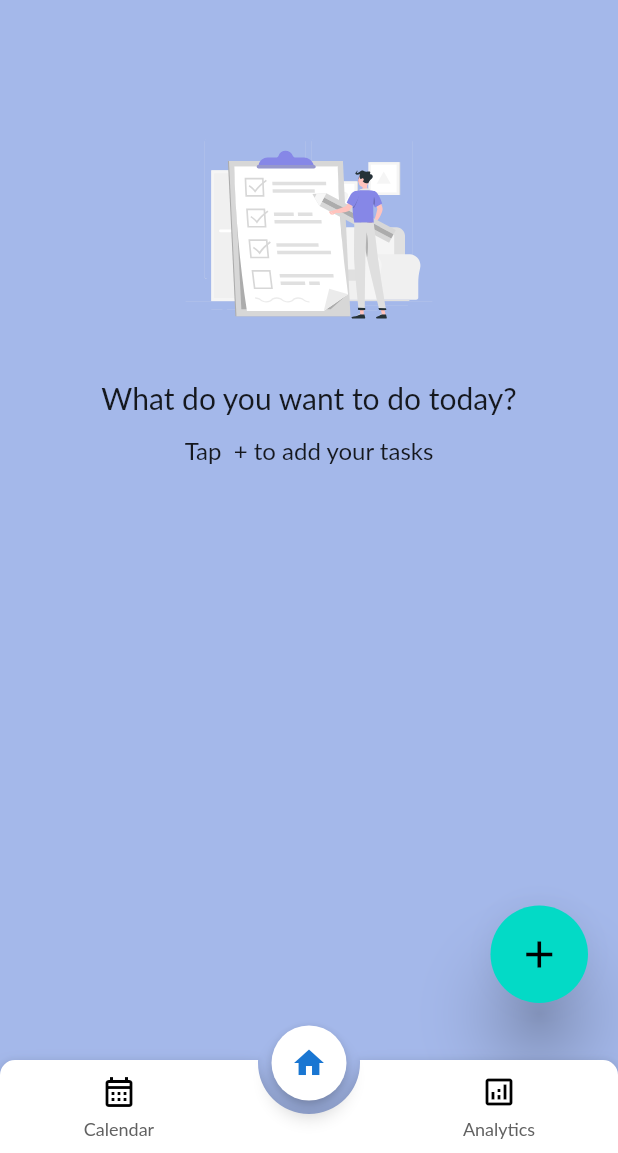
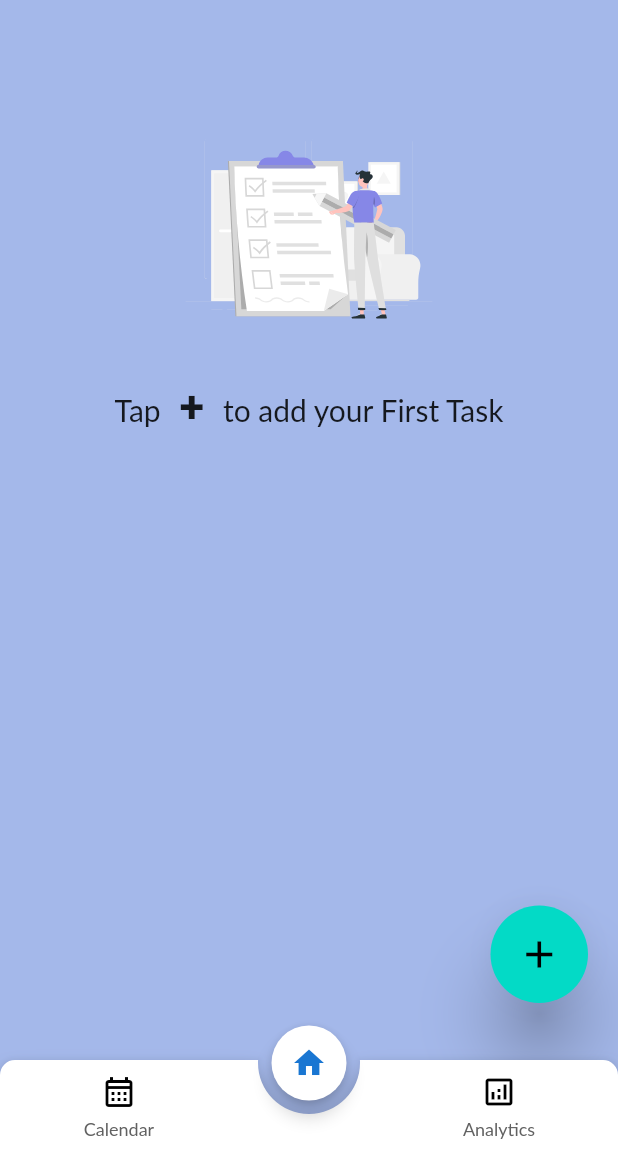
Before and after one commit to SaqibWani273/to_do_list, a Flutter app: the screen it shows once a user with an empty profile is signed in, on a phone screen of 412 x 824 dp, the part 83-1236 px from its top. Run offline on Flutter 3.47's test engine with Material 2 defaults, Android fonts, the phone set to English and light mode, and no system bars; drawn by our look-alikes of animated_notch_bottom_bar; our stand-ins replace cached_network_image, country_picker, firebase_auth, firebase_core, flutter_native_splash, flutter_riverpod and 3 more; accounts and stored records are empty; Roboto replaces fonts that are missing (Lato).

Commit message:
added tasks to home screen

```diff
--- a/lib/main.dart
+++ b/lib/main.dart
@@ -8,7 +8,6 @@ import 'package:to_do_list/constants/firebase_files/firebase_options.dart';
 import 'package:to_do_list/constants/theme/custom_theme.dart';
 
 import 'package:to_do_list/view/screens/dashboard_screen.dart';
-import 'package:to_do_list/view/screens/onboard/on_board_screen2.dart';
 
 import 'view/screens/auth_screen.dart';
 import 'view/screens/onboard/onBoardScreen1.dart';
--- a/lib/utility/auth.dart
+++ b/lib/utility/auth.dart
@@ -16,8 +16,8 @@ void registerUser(String phoneNumber, BuildContext context,
       verificationCompleted: (phoneAuthCredential) async {
         //to stop showing progress bar in ui
         ref.read(authProvider.notifier).toggleIsVerifying();
-        final userCredential =
-            await _auth.signInWithCredential(phoneAuthCredential);
+
+        await _auth.signInWithCredential(phoneAuthCredential);
       },
       verificationFailed: (error) {
         showError(ctx: context, msg: error.code);
--- a/lib/view/screens/dashboard_screen.dart
+++ b/lib/view/screens/dashboard_screen.dart
@@ -6,6 +6,7 @@ import 'package:to_do_list/view/screens/add_task_screen.dart';
 import '../../constants/image_constants.dart';
 import '../widgets/app_bar/custom_app_bar.dart';
 import '../widgets/custom_image_view.dart';
+import 'home_screen.dart';
 
 class DashboardScreen extends StatefulWidget {
   DashboardScreen({Key? key})
@@ -29,7 +30,7 @@ class _DashboardScreenState extends State<DashboardScreen> {
 
   @override
   Widget build(BuildContext context) {
-    final mediaQueryData = MediaQuery.of(context);
+    //final mediaQueryData = MediaQuery.of(context);
 
     return SafeArea(
       child: Scaffold(
@@ -40,7 +41,7 @@ class _DashboardScreenState extends State<DashboardScreen> {
           ),
           body: PageView(
             controller: _pageController,
-            children: [CalendarScreen(), HomeScreen1(), FocusScreen()],
+            children: [CalendarScreen(), HomeScreen(), FocusScreen()],
           ),
           extendBody:
               true, //This property is often useful when the [bottomNavigationBar]
@@ -77,71 +78,6 @@ class _DashboardScreenState extends State<DashboardScreen> {
   }
 }
 
-class HomeScreen1 extends StatelessWidget {
-  const HomeScreen1({super.key});
-
-  @override
-  Widget build(BuildContext context) {
-    return Stack(
-      //   alignment: Alignment.bottomLeft,
-      children: [
-        Container(
-          width: double.maxFinite,
-          padding: const EdgeInsets.only(
-            left: 52,
-            top: 68,
-            right: 52,
-          ),
-          child: Column(
-            children: [
-              CustomImageView(
-                svgPath: ImageConstant.imgChecklistrafiki,
-                height: MediaQuery.of(context).size.height * 0.2,
-                width: 227,
-              ),
-              const SizedBox(height: 14),
-              Text(
-                "What do you want to do today?",
-                style: Theme.of(context).textTheme.titleLarge,
-              ),
-              const SizedBox(height: 13),
-              Text(
-                "Tap  + to add your tasks",
-                style: Theme.of(context).textTheme.bodyLarge,
-              ),
-              const SizedBox(height: 13),
-            ],
-          ),
-          //    floatingActionButtonLocation: FloatingActionButtonLocation,
-        ),
-        Positioned(
-            bottom: 100,
-            right: 20,
-            height: 65,
-            width: 65,
-            child: FloatingActionButton(
-              elevation: 20,
-              child: Icon(
-                Icons.add,
-                size: 30,
-              ),
-              onPressed: () {
-                Navigator.push(
-                    context,
-                    MaterialPageRoute(
-                      builder: (context) => AddTaskScreen(
-                        onSave: (newTask) {
-                          print(newTask.toString());
-                        },
-                      ),
-                    ));
-              },
-            ))
-      ],
-    );
-  }
-}
-
 class CalendarScreen extends StatelessWidget {
   const CalendarScreen({super.key});
 
--- /dev/null
+++ b/lib/view/screens/home_screen.dart
@@ -0,0 +1,190 @@
+import 'package:flutter/material.dart';
+import 'package:flutter_riverpod/flutter_riverpod.dart';
+import 'package:to_do_list/constants/image_constants.dart';
+import 'package:to_do_list/view/screens/add_task_screen.dart';
+import 'package:to_do_list/view/widgets/custom_image_view.dart';
+import 'package:to_do_list/view_model/task_provider.dart';
+
+class HomeScreen extends ConsumerWidget {
+  const HomeScreen({super.key});
+
+  @override
+  Widget build(BuildContext context, WidgetRef ref) {
+    final taskList = ref.watch(taskProvider);
+
+    return Stack(
+      //   alignment: Alignment.bottomLeft,
+      children: [
+        taskList.isEmpty
+            ? Container(
+                width: double.maxFinite,
+                padding: const EdgeInsets.only(
+                  left: 52,
+                  top: 68,
+                  right: 52,
+                ),
+                child: Column(
+                  children: [
+                    CustomImageView(
+                      svgPath: ImageConstant.imgChecklistrafiki,
+                      height: MediaQuery.of(context).size.height * 0.2,
+                      width: 227,
+                    ),
+                    const SizedBox(height: 14),
+                    RichText(
+                      textAlign: TextAlign.center,
+                      text: TextSpan(
+                        style: Theme.of(context).textTheme.titleLarge,
+                        children: const [
+                          TextSpan(text: 'Tap '),
+                          TextSpan(
+                              text: ' + ',
+                              style: TextStyle(
+                                fontWeight: FontWeight.bold,
+                                fontSize: 30,
+                              )),
+                          TextSpan(text: ' to add your First Task'),
+                        ],
+                      ),
+                    ),
+                    const SizedBox(height: 13),
+                  ],
+                ),
+              )
+            : ListView(
+                children: taskList
+                    .map((task) => Card(
+                          color: Theme.of(context)
+                              .colorScheme
+                              .onBackground
+                              .withOpacity(0.05),
+                          child: Dismissible(
+                            key: Key(task.taskName),
+                            background: Container(
+                              color: Colors.red,
+                              alignment: Alignment.centerRight,
+                              padding: EdgeInsets.symmetric(horizontal: 20.0),
+                              child: Icon(
+                                Icons.delete,
+                                color: Colors.white,
+                              ),
+                            ),
+                            onDismissed: (direction) {
+                              // Handle task deletion here
+                              //   tasks.removeAt(index);
+                            },
+                            child: ListTile(
+                              title: Text(task.taskName),
+                              subtitle: Column(
+                                children: [
+                                  Row(
+                                      mainAxisAlignment:
+                                          MainAxisAlignment.spaceAround,
+                                      children: [
+                                        Row(
+                                          children: [
+                                            Icon(Icons.calendar_today),
+                                            Text('${task.taskDate.toLocal()}'
+                                                .split(' ')[0]),
+                                          ],
+                                        ),
+                                        Row(
+                                          children: [
+                                            Icon(Icons.access_time),
+                                            Text('3:00'),
+                                          ],
+                                        ),
+                                      ]),
+                                  Row(
+                                    mainAxisAlignment: MainAxisAlignment.center,
+                                    children: [
+                                      Row(
+                                        children: [
+                                          Icon(Icons.category),
+                                          Text(' ${task.taskCategory.name}'),
+                                        ],
+                                      ),
+                                      SizedBox(
+                                        width: 10,
+                                      ),
+                                      Row(
+                                        children: [
+                                          Icon(Icons.low_priority),
+                                          Text('${task.taskPriority.name}')
+                                        ],
+                                      )
+                                    ],
+                                  ),
+                                ],
+                              ),
+                              trailing:
+                                  Icon(Icons.check_circle, color: Colors.green),
+                            ),
+                            //  ListTile(
+                            //   leading: CircleAvatar(
+                            //     child: Text(task.taskName[0]),
+                            //   ),
+                            //   title: Text(
+                            //     task.taskName,
+                            //     style: TextStyle(
+                            //       fontWeight: FontWeight.bold,
+                            //       fontSize: 18,
+                            //     ),
+                            //   ),
+                            //   subtitle: Text(
+                            //     '${task.taskDate} | ${task.taskCategory} | ${task.taskPriority} | time here',
+                            //     style: TextStyle(
+                            //       fontSize: 14,
+                            //       color: Colors.grey,
+                            //     ),
+                            //   ),
+                            //   trailing: IconButton(
+                            //     onPressed: () {},
+                            //     icon: Icon(Icons.more_vert),
+                            //   ),
+                            // )
+                            // ListTile(
+                            //   title: Text(task.taskName),
+                            //   subtitle: Column(
+                            //     crossAxisAlignment: CrossAxisAlignment.start,
+                            //     children: [
+                            //       Text('Date: ${task.taskDate}'),
+                            //       Text('Category: ${task.taskCategory}'),
+                            //       Text('Priority: ${task.taskPriority}'),
+                            //       Text('Time: 3:000'),
+                            //     ],
+                            //   ),
+                            //   trailing:
+                            //       Icon(Icons.check_circle, color: Colors.green),
+                            // ),
+                          ),
+                        ))
+                    .toList(),
+              ),
+        Positioned(
+            bottom: 100,
+            right: 20,
+            height: 65,
+            width: 65,
+            child: FloatingActionButton(
+              elevation: 20,
+              child: Icon(
+                Icons.add,
+                size: 30,
+              ),
+              onPressed: () {
+                Navigator.push(
+                    context,
+                    MaterialPageRoute(
+                      builder: (context) => AddTaskScreen(
+                        onSave: (newTask) {
+                          ref.read(taskProvider.notifier).addNewTask(newTask);
+                        },
+                      ),
+                    ));
+              },
+            ))
+      ],
+    );
+  }
+}
--- a/lib/view/widgets/app_bar/custom_app_bar.dart
+++ b/lib/view/widgets/app_bar/custom_app_bar.dart
@@ -4,7 +4,6 @@ import 'dart:ui' as ui;
 import '../../../constants/image_constants.dart';
 import '../../../constants/theme/custom_theme.dart';
 import '../custom_image_view.dart';
-import 'appbar_image_1.dart';
 
 // ignore: must_be_immutable
 class CustomAppBar extends StatelessWidget implements PreferredSizeWidget {
--- /dev/null
+++ b/lib/view_model/task_provider.dart
@@ -0,0 +1,17 @@
+import 'package:flutter_riverpod/flutter_riverpod.dart';
+
+import '../model/task.dart';
+
+final List<Task> tasksList = [];
+
+class TaskNotifier extends StateNotifier<List<Task>> {
+  TaskNotifier() : super(tasksList);
+  void addNewTask(Task newTask) {
+    state = [...state, newTask];
+    print(
+        "Called Add new task in task_providr.dart , task= ${newTask.toString()}");
+  }
+}
+
+final taskProvider =
+    StateNotifierProvider<TaskNotifier, List<Task>>((ref) => TaskNotifier());
```
